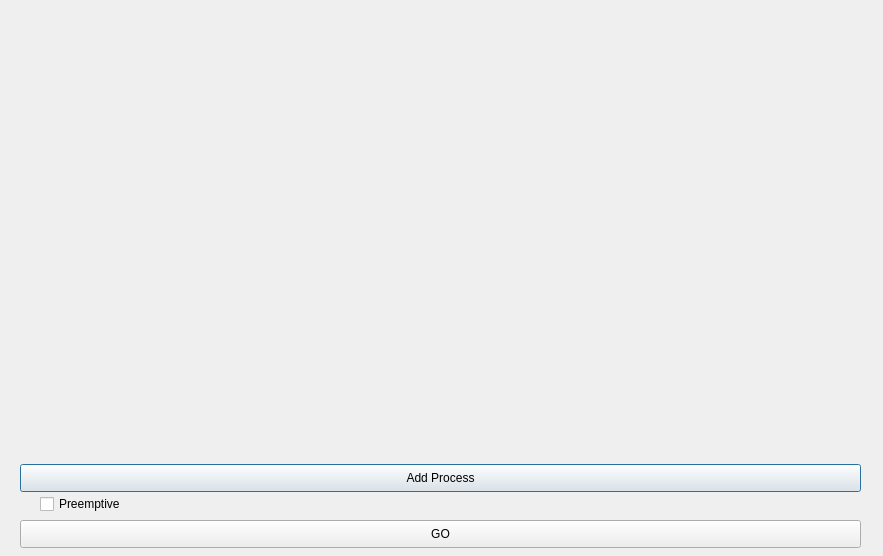
Above: CPUSchedulers/sjf_dialog.ui from lameesemad1996/CPUSchedulers before the change. Below: the same form after it.
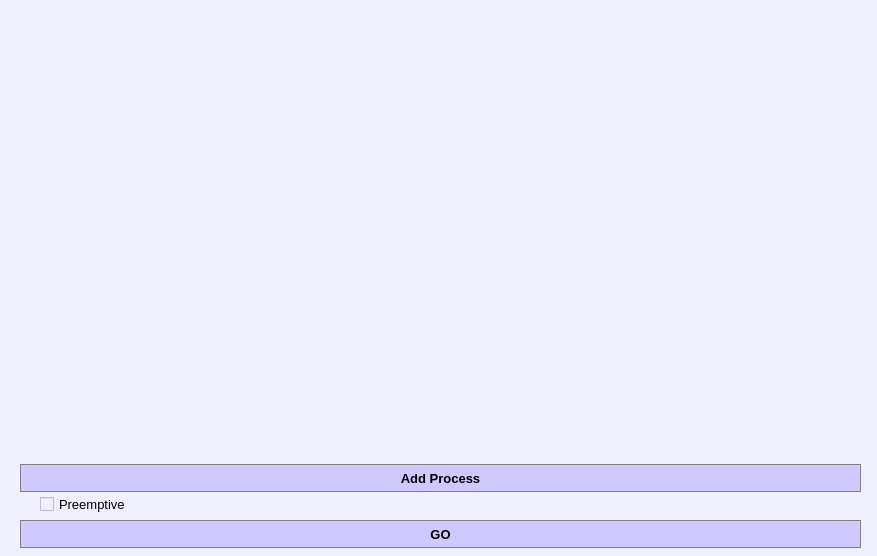
That is the form after the change.

```diff
--- a/CPUSchedulers/sjf_dialog.ui
+++ b/CPUSchedulers/sjf_dialog.ui
@@ -6,13 +6,16 @@
    <rect>
     <x>0</x>
     <y>0</y>
-    <width>883</width>
+    <width>877</width>
     <height>556</height>
    </rect>
   </property>
   <property name="windowTitle">
    <string>Dialog</string>
   </property>
+  <property name="styleSheet">
+   <string notr="true">background-color: rgb(240, 239, 255);</string>
+  </property>
   <widget class="QWidget" name="verticalLayoutWidget">
    <property name="geometry">
     <rect>
@@ -39,6 +42,24 @@
      <verstretch>0</verstretch>
     </sizepolicy>
    </property>
+   <property name="font">
+    <font>
+     <pointsize>10</pointsize>
+     <weight>75</weight>
+     <bold>true</bold>
+    </font>
+   </property>
+   <property name="styleSheet">
+    <string notr="true">QPushButton {
+	border: 1px solid gray;
+	background-color:rgb(208, 201, 255);
+}
+QPushButton:pressed {
+    background-color: qlineargradient(x1: 0, y1: 0, x2: 0, y2: 1,
+                                      stop: 0 #dadbde, stop: 1 #f6f7fa);
+}
+</string>
+   </property>
    <property name="text">
     <string>Add Process</string>
    </property>
@@ -48,7 +69,7 @@
     <rect>
      <x>40</x>
      <y>494</y>
-     <width>101</width>
+     <width>131</width>
      <height>20</height>
     </rect>
    </property>
@@ -58,6 +79,11 @@
      <verstretch>0</verstretch>
     </sizepolicy>
    </property>
+   <property name="font">
+    <font>
+     <pointsize>10</pointsize>
+    </font>
+   </property>
    <property name="text">
     <string>Preemptive</string>
    </property>
@@ -77,6 +103,24 @@
      <verstretch>0</verstretch>
     </sizepolicy>
    </property>
+   <property name="font">
+    <font>
+     <pointsize>10</pointsize>
+     <weight>75</weight>
+     <bold>true</bold>
+    </font>
+   </property>
+   <property name="styleSheet">
+    <string notr="true">QPushButton {
+	border: 1px solid gray;
+	background-color:rgb(208, 201, 255);
+}
+QPushButton:pressed {
+    background-color: qlineargradient(x1: 0, y1: 0, x2: 0, y2: 1,
+                                      stop: 0 #dadbde, stop: 1 #f6f7fa);
+}
+</string>
+   </property>
    <property name="text">
     <string>GO</string>
    </property>
```
